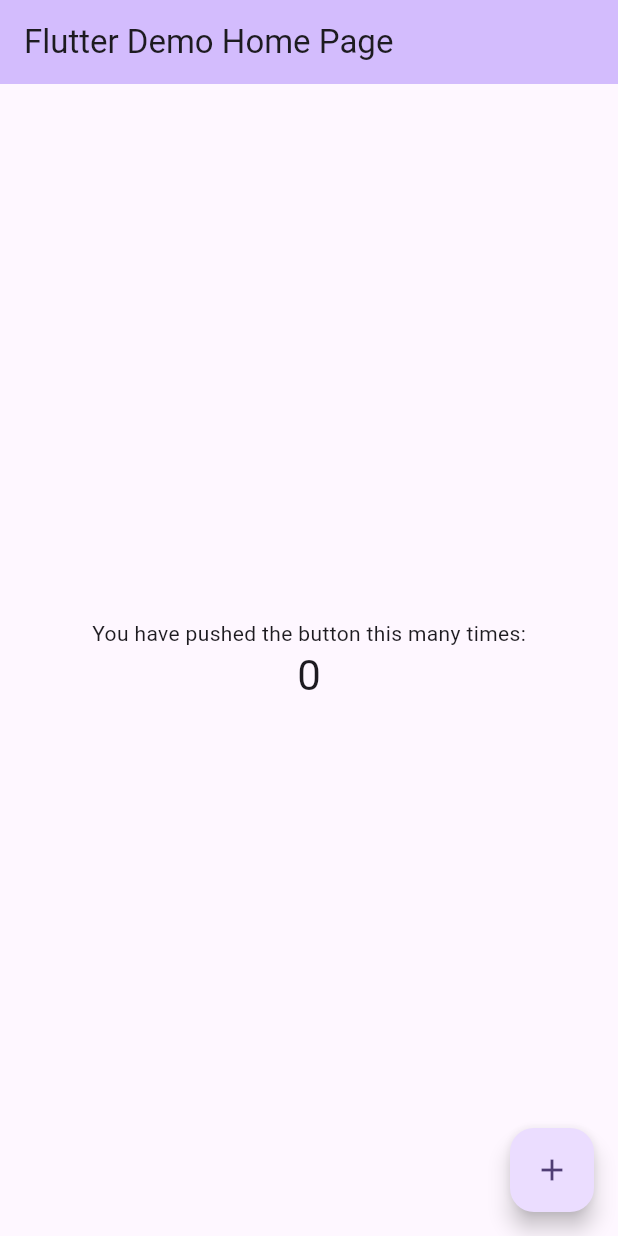
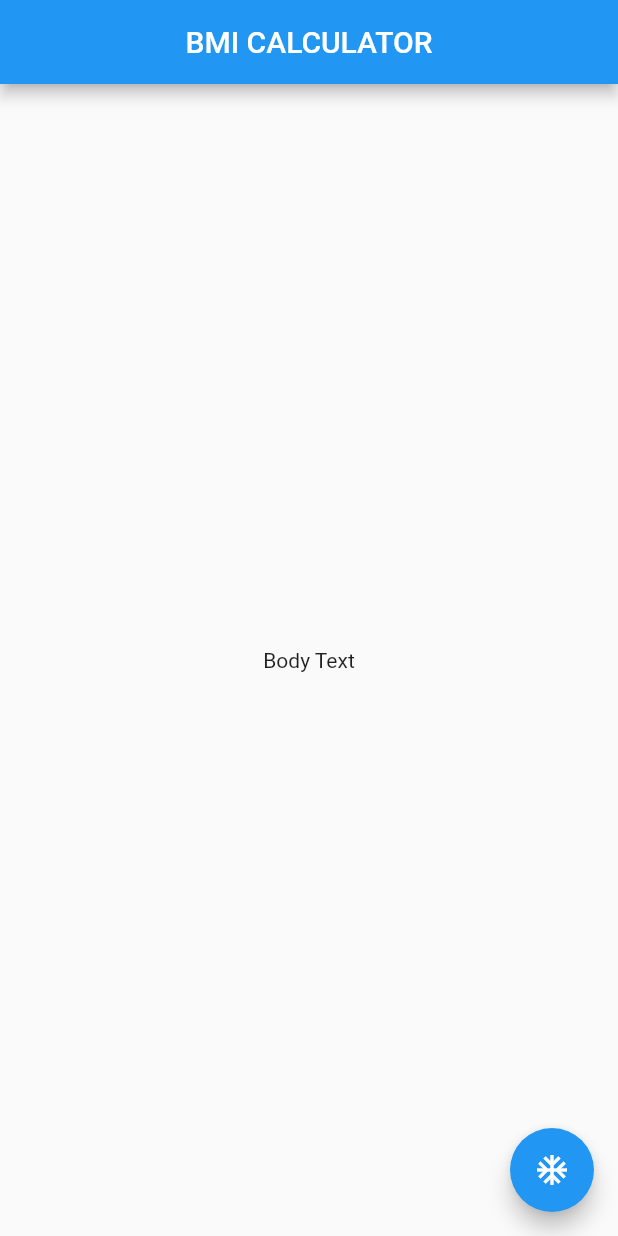
Before and after one commit to Meruem243/bmi_calculator, a Flutter app: the screen it shows after launch, on a phone screen of 412 x 824 dp. Run offline on Flutter 3.47's test engine with Material 2 defaults, Android fonts, the phone set to English and light mode, and no system bars.

Commit message:
initialized to basic app

```diff
--- a/lib/main.dart
+++ b/lib/main.dart
@@ -1,125 +1,40 @@
 import 'package:flutter/material.dart';
 
-void main() {
-  runApp(const MyApp());
-}
+void main() => runApp(const BMICalculator());
 
-class MyApp extends StatelessWidget {
-  const MyApp({super.key});
+class BMICalculator extends StatelessWidget {
+  const BMICalculator({super.key});
 
-  // This widget is the root of your application.
   @override
   Widget build(BuildContext context) {
-    return MaterialApp(
-      title: 'Flutter Demo',
-      theme: ThemeData(
-        // This is the theme of your application.
-        //
-        // TRY THIS: Try running your application with "flutter run". You'll see
-        // the application has a blue toolbar. Then, without quitting the app,
-        // try changing the seedColor in the colorScheme below to Colors.green
-        // and then invoke "hot reload" (save your changes or press the "hot
-        // reload" button in a Flutter-supported IDE, or press "r" if you used
-        // the command line to start the app).
-        //
-        // Notice that the counter didn't reset back to zero; the application
-        // state is not lost during the reload. To reset the state, use hot
-        // restart instead.
-        //
-        // This works for code too, not just values: Most code changes can be
-        // tested with just a hot reload.
-        colorScheme: ColorScheme.fromSeed(seedColor: Colors.deepPurple),
-        useMaterial3: true,
-      ),
-      home: const MyHomePage(title: 'Flutter Demo Home Page'),
+    return const MaterialApp(
+      home: InputPage(),
     );
   }
 }
 
-class MyHomePage extends StatefulWidget {
-  const MyHomePage({super.key, required this.title});
-
-  // This widget is the home page of your application. It is stateful, meaning
-  // that it has a State object (defined below) that contains fields that affect
-  // how it looks.
-
-  // This class is the configuration for the state. It holds the values (in this
-  // case the title) provided by the parent (in this case the App widget) and
-  // used by the build method of the State. Fields in a Widget subclass are
-  // always marked "final".
-
-  final String title;
+class InputPage extends StatefulWidget {
+  const InputPage({super.key});
 
   @override
-  State<MyHomePage> createState() => _MyHomePageState();
+  createState() => _InputPageState();
 }
 
-class _MyHomePageState extends State<MyHomePage> {
-  int _counter = 0;
-
-  void _incrementCounter() {
-    setState(() {
-      // This call to setState tells the Flutter framework that something has
-      // changed in this State, which causes it to rerun the build method below
-      // so that the display can reflect the updated values. If we changed
-      // _counter without calling setState(), then the build method would not be
-      // called again, and so nothing would appear to happen.
-      _counter++;
-    });
-  }
-
+class _InputPageState extends State<InputPage> {
   @override
   Widget build(BuildContext context) {
-    // This method is rerun every time setState is called, for instance as done
-    // by the _incrementCounter method above.
-    //
-    // The Flutter framework has been optimized to make rerunning build methods
-    // fast, so that you can just rebuild anything that needs updating rather
-    // than having to individually change instances of widgets.
     return Scaffold(
       appBar: AppBar(
-        // TRY THIS: Try changing the color here to a specific color (to
-        // Colors.amber, perhaps?) and trigger a hot reload to see the AppBar
-        // change color while the other colors stay the same.
-        backgroundColor: Theme.of(context).colorScheme.inversePrimary,
-        // Here we take the value from the MyHomePage object that was created by
-        // the App.build method, and use it to set our appbar title.
-        title: Text(widget.title),
+        title: const Text('BMI CALCULATOR'),
+        centerTitle: true,
       ),
-      body: Center(
-        // Center is a layout widget. It takes a single child and positions it
-        // in the middle of the parent.
-        child: Column(
-          // Column is also a layout widget. It takes a list of children and
-          // arranges them vertically. By default, it sizes itself to fit its
-          // children horizontally, and tries to be as tall as its parent.
-          //
-          // Column has various properties to control how it sizes itself and
-          // how it positions its children. Here we use mainAxisAlignment to
-          // center the children vertically; the main axis here is the vertical
-          // axis because Columns are vertical (the cross axis would be
-          // horizontal).
-          //
-          // TRY THIS: Invoke "debug painting" (choose the "Toggle Debug Paint"
-          // action in the IDE, or press "p" in the console), to see the
-          // wireframe for each widget.
-          mainAxisAlignment: MainAxisAlignment.center,
-          children: <Widget>[
-            const Text(
-              'You have pushed the button this many times:',
-            ),
-            Text(
-              '$_counter',
-              style: Theme.of(context).textTheme.headlineMedium,
-            ),
-          ],
-        ),
+      body: const Center(
+        child: Text('Body Text'),
       ),
       floatingActionButton: FloatingActionButton(
-        onPressed: _incrementCounter,
-        tooltip: 'Increment',
-        child: const Icon(Icons.add),
-      ), // This trailing comma makes auto-formatting nicer for build methods.
+        onPressed: () {},
+        child: const Icon(Icons.ac_unit),
+      ),
     );
   }
 }
```
Also changed, not shown: 1 other file.
